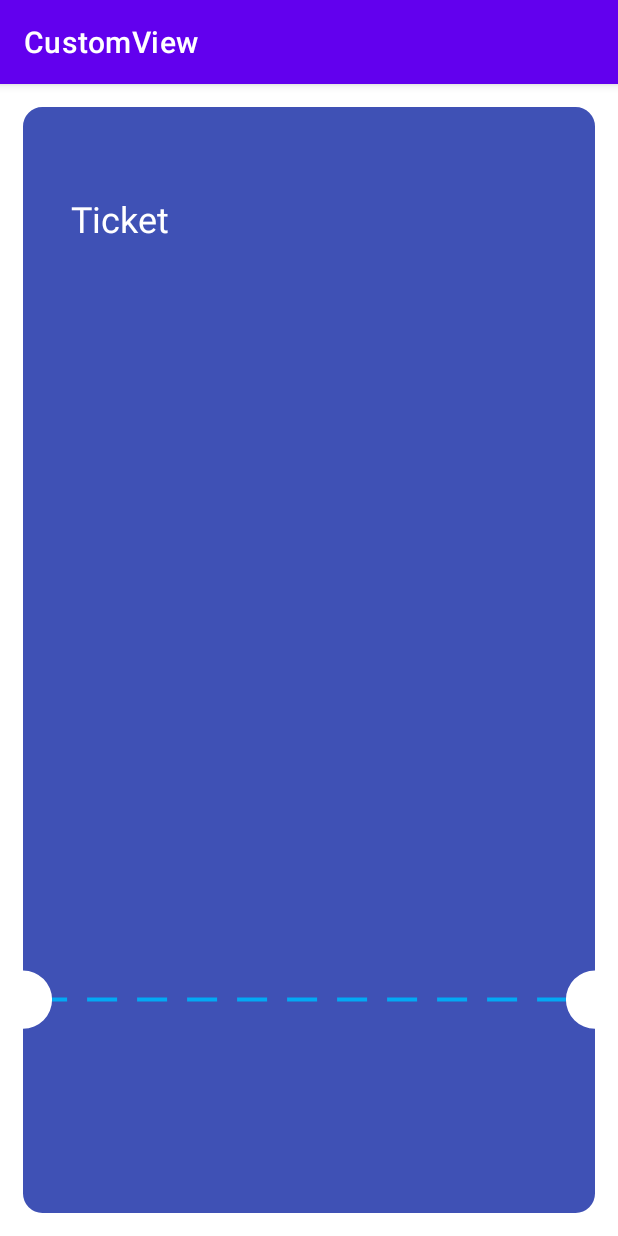
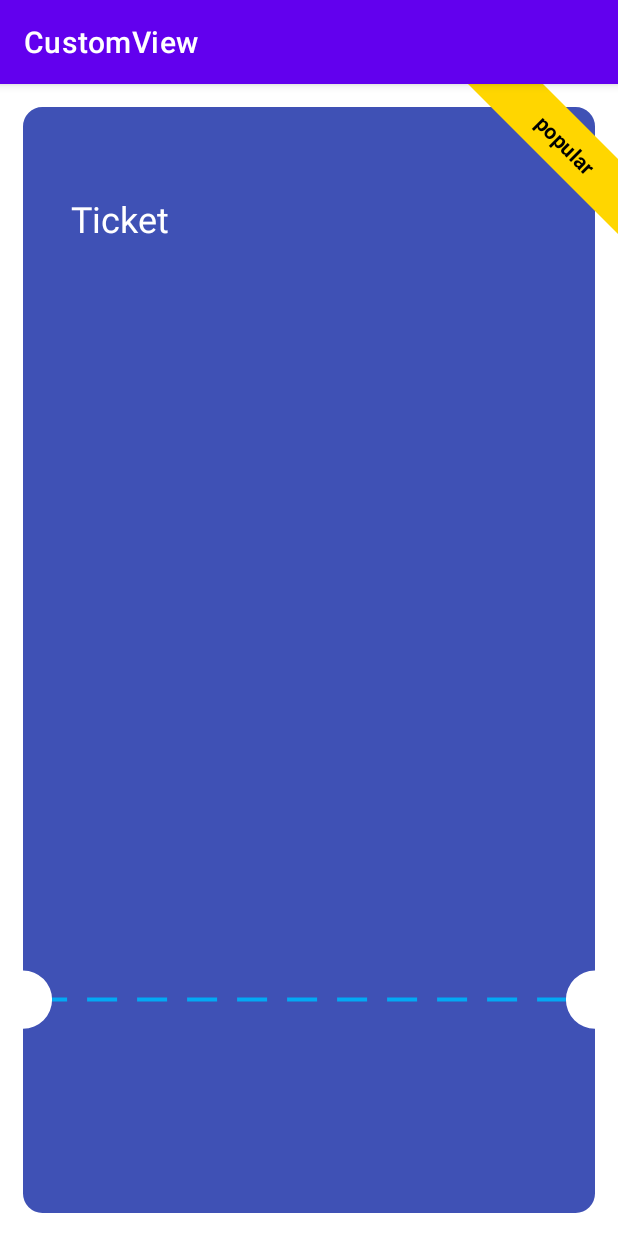
Before and after one commit to fast050/DrawShape, an Android app: the screen it shows after launch (MainActivity), on a phone screen of 412 x 824 dp. Run offline under Robolectric (Android 15) with nearby library versions, the phone set to English and light mode, and no system bars.

Commit message:
add custom attribute to RibbonWithText View

```diff
--- a/app/src/main/java/com/example/customview/RibbonWithText.kt
+++ b/app/src/main/java/com/example/customview/RibbonWithText.kt
@@ -11,13 +11,30 @@ import kotlin.math.sqrt
  *  support both direction for language , arabic and english , RTL , LTR
  *
  */
-class CustomRibbon (context: Context?, attributeSet: AttributeSet?): View(context , attributeSet){
+class CustomRibbon (context: Context, attributeSet: AttributeSet?): View(context , attributeSet){
 
-    var widthOfScreen = 0f
-    var heightOfScreen = 0f
-    var originX = 0f
-    var originY = 0f
+    private var widthOfScreen = 0f
+    private var heightOfScreen = 0f
+    private var originX = 0f
+    private var originY = 0f
+    private var ribbonText = ""
+    private var backgroundColor = 0
 
+
+    init {
+
+        val attributeSet = context.theme.obtainStyledAttributes(
+            attributeSet, R.styleable.CustomRibbon , 0 , 0
+        )
+
+        try {
+            ribbonText = attributeSet.getString(R.styleable.CustomRibbon_ribbonText) ?: "Popular"
+            backgroundColor = attributeSet.getColor(R.styleable.CustomRibbon_backgroundColor , Color.parseColor("#FFD600"))
+        } finally {
+            attributeSet.recycle()
+        }
+
+    }
 
     override fun onDraw(canvas: Canvas) {
         super.onDraw(canvas)
@@ -28,7 +45,7 @@ class CustomRibbon (context: Context?, attributeSet: AttributeSet?): View(contex
         val isRtl = layoutDirection == LAYOUT_DIRECTION_RTL
 
         //define the shape of background
-        val path = Path().apply {
+        val backgroundShapePath = Path().apply {
 
             if (isRtl){
                 moveTo(widthOfScreen , originY)
@@ -46,8 +63,8 @@ class CustomRibbon (context: Context?, attributeSet: AttributeSet?): View(contex
         }
 
         //define the paint of the shape of the background
-        val paint = Paint().apply {
-            color = Color.parseColor("#FFD600")
+        val backgroundPaint = Paint().apply {
+            color = backgroundColor
             style = Paint.Style.FILL
         }
 
@@ -61,8 +78,8 @@ class CustomRibbon (context: Context?, attributeSet: AttributeSet?): View(contex
         //define the path of where the text should be draw
         val textPath = Path().apply {
             if(isRtl){
-                moveTo(originX , heightOfScreen)
-                lineTo(widthOfScreen , originY)
+                moveTo(originX , heightOfScreen * 5/6)
+                lineTo(widthOfScreen * 5/6 , originY)
             }
             else{
                 moveTo(widthOfScreen /6 ,originY)
@@ -72,20 +89,20 @@ class CustomRibbon (context: Context?, attributeSet: AttributeSet?): View(contex
             close()
         }
 
-        val text = context.getString(R.string.popular_label)
+        val text = ribbonText
         val textWidth = textPaint.measureText(text).dp().px()
         // Calculate the horizontal offset to center the text
         // Adjust this calculation based on your specific requirements
         val hOffset = if (isRtl) {
-            (textPathLength() / 2)  - textWidth  // Adjust for RTL if needed
+            (textPathLength() / 2) - textWidth  // Adjust for RTL if needed
         } else {
-            (textPathLength() / 2) - textWidth*2/3
+            (textPathLength() / 2) - textWidth * 2/3
         }
 
-        canvas.drawPath(path, paint)
-        canvas.drawTextOnPath(context.getString(R.string.popular_label),textPath ,
-            hOffset.dp().px() ,
-            - 0f ,
+        canvas.drawPath(backgroundShapePath, backgroundPaint)
+        canvas.drawTextOnPath(ribbonText,textPath ,
+            hOffset ,
+            0f ,
             textPaint)
 
     }
@@ -109,28 +126,10 @@ class CustomRibbon (context: Context?, attributeSet: AttributeSet?): View(contex
         return lengthOfDiagonal
     }
 
-    //to get length between the two line the shape (diagonal , the line vertical up diagonal)
-    private fun pathLengthVertical() :Float {
-        val path = Path().apply {
-            moveTo(widthOfScreen , originY)
-            lineTo(widthOfScreen / 2 , originY)
-        }
 
-        val pathMeasure = PathMeasure(path, false)
-        return pathMeasure.length.dp().px()
-    }
-
-    private fun getTextHeight(textPaint:Paint , text:String) :Float {
-        val bounds = Rect()
-        textPaint.getTextBounds(text, 0, text.length, bounds)
-        return bounds.height().toFloat()
-    }
-
-
-
-    fun Float.dp() : Float = this / Resources.getSystem().displayMetrics.density
-    fun Float.px() : Float = this * Resources.getSystem().displayMetrics.density
-    fun Int.dp() : Float = this / Resources.getSystem().displayMetrics.density
+    private fun Float.dp() : Float = this / Resources.getSystem().displayMetrics.density
+    private fun Float.px() : Float = this * Resources.getSystem().displayMetrics.density
+    private fun Int.dp() : Float = this / Resources.getSystem().displayMetrics.density
     fun Int.px() : Float = this * Resources.getSystem().displayMetrics.density
 
 }
--- a/app/src/main/res/layout/activity_main.xml
+++ b/app/src/main/res/layout/activity_main.xml
@@ -46,6 +46,14 @@
                 app:layout_constraintTop_toTopOf="@+id/ticketBackGroundShape"
                 app:layout_constraintVertical_bias="0.082" />
 
+            <com.example.customview.CustomRibbon
+                android:id="@+id/customRibbon"
+                android:layout_width="100dp"
+                android:layout_height="100dp"
+                app:ribbonText="@string/popular_label"
+                app:layout_constraintEnd_toEndOf="parent"
+                app:layout_constraintTop_toTopOf="parent" />
+
         </androidx.constraintlayout.widget.ConstraintLayout>
 
 
--- a/app/src/main/res/values/strings.xml
+++ b/app/src/main/res/values/strings.xml
@@ -1,4 +1,4 @@
 <resources>
     <string name="app_name">CustomView</string>
-    <string name="popular_label" translatable="false">popular</string>
+    <string name="popular_label">popular</string>
 </resources>
```
Also changed, not shown: app/src/main/res/values/attrs_ribbon.xml (added, +7 -0 lines).
